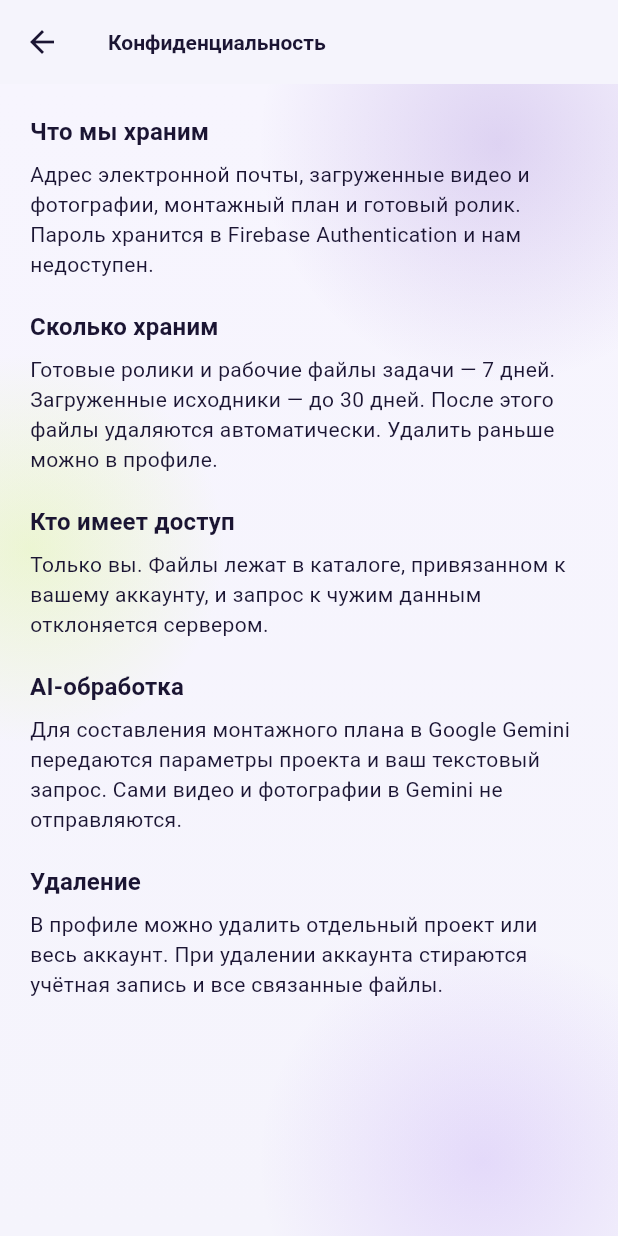
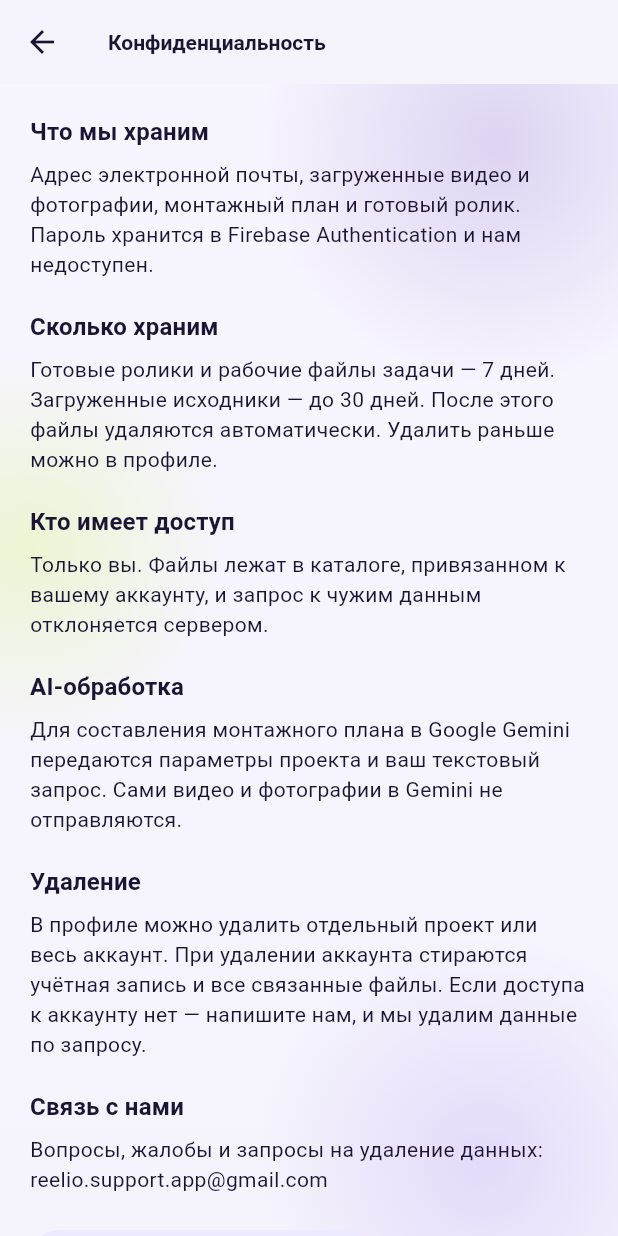
Before and after one commit to MurBellka/reelio-ai-web, a Flutter app: the ProfileScreen screen opened by its route, after a tap on "Политика и хранение файлов", on a phone screen of 412 x 824 dp. Run offline on Flutter 3.47's test engine with Material 3 defaults, Android fonts, the phone set to English and light mode, and no system bars; our stand-ins replace firebase_auth, firebase_core, flutter_riverpod, go_router, image_picker, share_plus and 3 more; missing offline and left inert: dart:js_interop, firebase_app_check; accounts and stored records are empty; network calls fail.

Commit message:
Публичный контакт поддержки вместо заглушек
Политика конфиденциальности не могла выйти в публикацию без реального контакта:
пользователю некуда было обратиться с запросом на удаление данных.

Добавлено:
- reelio.support.app@gmail.com как единый адрес — вопросы, жалобы и удаление
  данных идут на один ящик, чтобы не гадать, куда писать;
- раздел «Связь с нами» в политике и кнопка mailto прямо там же;
- пункт «Написать в поддержку» в профиле;
- упоминание в разделе про удаление: если доступа к аккаунту нет, данные
  удаляются по запросу.

Заглушки example.com удалены из констант. Оставшиеся вхождения — тестовые
фикстуры: example.com зарезервирован RFC 2606 ровно для этого.

Если почтовый клиент открыть не удалось (браузер заблокировал, клиента нет),
адрес показывается текстом с кнопкой копирования: иначе «Написать в поддержку»
молча ничего не делала бы.

Тесты: контакт не заглушка, mailto кодирует тему.
Flutter 176, backend 315, worker 181. Web-сборка проверена: контакт есть,
заглушек нет.

Co-Authored-By: Claude Opus 5 <noreply@anthropic.com>

```diff
--- a/lib/core/constants.dart
+++ b/lib/core/constants.dart
@@ -78,7 +78,11 @@ class AppConstants {
   /// после перезагрузки страницы.
   static const String activeRenderJobKey = 'reelio_active_render_job_v1';
 
-  /// Плейсхолдеры для будущей публикации.
-  static const String privacyPolicyUrl = 'https://example.com/reelio/privacy';
-  static const String supportUrl = 'https://example.com/reelio/support';
+  /// Публичный контакт поддержки. Один адрес на всё: вопросы, жалобы и
+  /// запросы на удаление данных — пользователю не нужно гадать, куда писать.
+  static const String supportEmail = 'reelio.support.app@gmail.com';
+
+  /// Готовая ссылка для кнопки «Написать в поддержку».
+  static String supportMailto({String subject = 'Reelio AI'}) =>
+      'mailto:$supportEmail?subject=${Uri.encodeComponent(subject)}';
 }
--- a/lib/features/auth/profile_screen.dart
+++ b/lib/features/auth/profile_screen.dart
@@ -3,7 +3,9 @@ import 'package:flutter_riverpod/flutter_riverpod.dart';
 import 'package:go_router/go_router.dart';
 
 import '../../app/router.dart';
+import '../../core/constants.dart';
 import '../../shared/app_background.dart';
+import '../../shared/support_link.dart';
 import '../../shared/premium_widgets.dart';
 import '../../state/auth_providers.dart';
 import '../../state/providers.dart';
@@ -278,6 +280,17 @@ class _ProfileScreenState extends ConsumerState<ProfileScreen> {
                       title: const Text('Политика и хранение файлов'),
                       onTap: () => context.push(AppRoutes.privacy),
                     ),
+                    const Divider(height: 1),
+                    ListTile(
+                      contentPadding: EdgeInsets.zero,
+                      leading: const Icon(Icons.mail_outline_rounded),
+                      title: const Text('Написать в поддержку'),
+                      subtitle: const Text(AppConstants.supportEmail),
+                      onTap: () => openSupportMail(
+                        context,
+                        subject: 'Reelio AI — вопрос',
+                      ),
+                    ),
                   ],
                 ),
               ),
@@ -403,8 +416,27 @@ class PrivacyScreen extends StatelessWidget {
                 'Удаление',
                 'В профиле можно удалить отдельный проект или весь аккаунт. '
                     'При удалении аккаунта стираются учётная запись и все '
-                    'связанные файлы.',
+                    'связанные файлы. Если доступа к аккаунту нет — напишите '
+                    'нам, и мы удалим данные по запросу.',
               ),
+              section(
+                'Связь с нами',
+                'Вопросы, жалобы и запросы на удаление данных: '
+                    '${AppConstants.supportEmail}',
+              ),
+              const SizedBox(height: 4),
+              Align(
+                alignment: Alignment.centerLeft,
+                child: FilledButton.tonalIcon(
+                  onPressed: () => openSupportMail(
+                    context,
+                    subject: 'Reelio AI — запрос на удаление данных',
+                  ),
+                  icon: const Icon(Icons.mail_outline_rounded),
+                  label: const Text('Написать в поддержку'),
+                ),
+              ),
+              const SizedBox(height: 24),
             ],
           ),
         ),
--- a/pubspec.yaml
+++ b/pubspec.yaml
@@ -48,6 +48,7 @@ dependencies:
   firebase_core: ^4.12.1
   firebase_auth: ^6.5.6
   firebase_app_check: ^0.4.5+2
+  url_launcher: ^6.3.2
 
 dev_dependencies:
   flutter_test:
```
Also changed, not shown: lib/shared/support_link.dart (added, +48 -0 lines), pubspec.lock, 1 other file.
